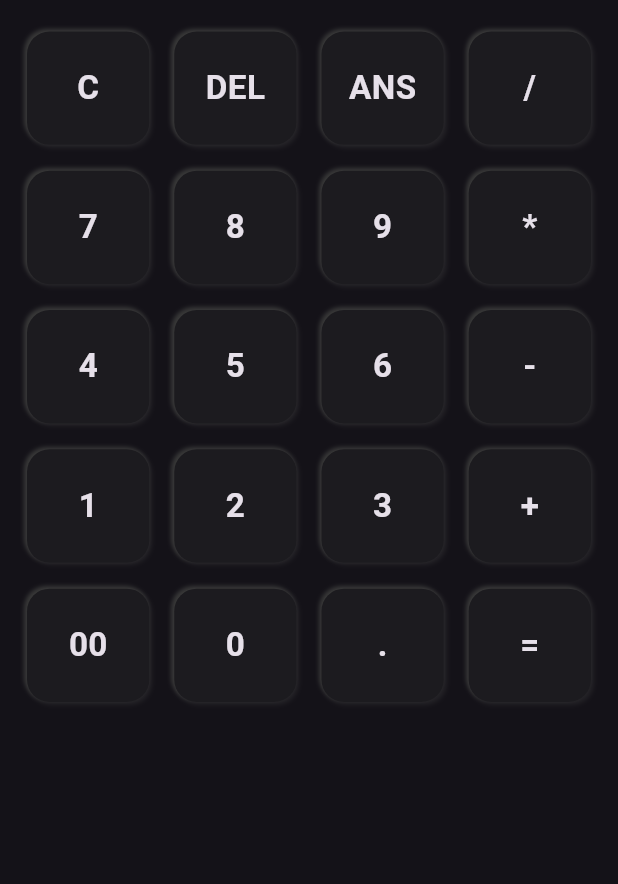
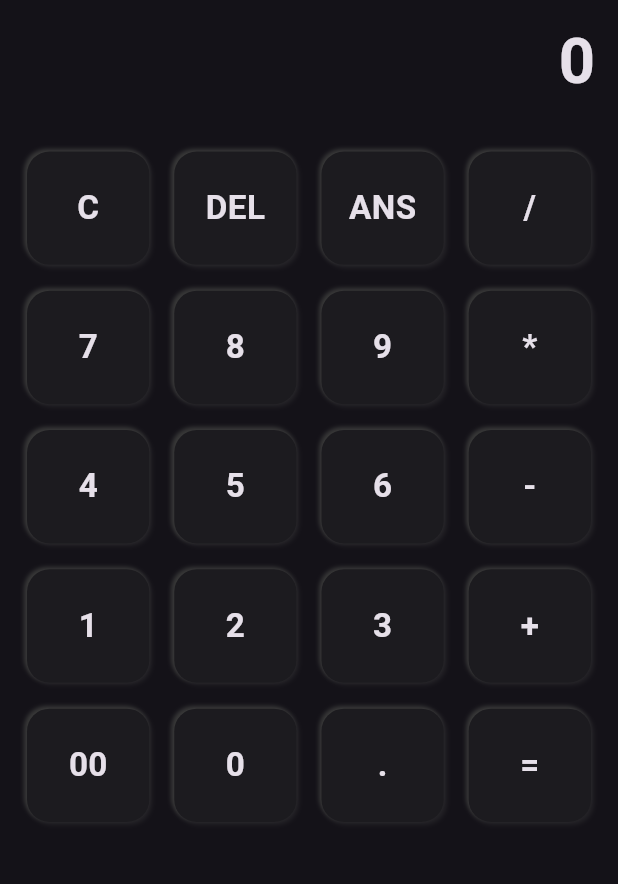
Before and after one commit to MohamdAshiq/Calculator-App, a Flutter app: the screen it shows after launch, on a phone screen of 412 x 824 dp, the part 84-968 px from its top. Run offline on Flutter 3.47's test engine with Material 2 defaults, Android fonts, the phone set to English and light mode, and no system bars; our stand-ins replace flutter_inset_box_shadow, flutter_screenutil.

Commit message:
Answer Text Section Added

```diff
--- a/lib/Screens/home_page.dart
+++ b/lib/Screens/home_page.dart
@@ -1,4 +1,5 @@
 import 'package:calculator_app/Sections/all_buttons_section.dart';
+import 'package:calculator_app/Sections/answer_text_section.dart';
 import 'package:calculator_app/Widgets/appbar_widget.dart';
 import 'package:flutter/material.dart';
 
@@ -9,7 +10,13 @@ class HomePage extends StatelessWidget {
   Widget build(BuildContext context) {
     return const Scaffold(
       appBar: AppBarWidget(),
-      body: AllButtonsSection()
+      body: Column(
+
+        children: [
+          AnswerTextSection(),
+          AllButtonsSection(),
+        ],
+      )
 
     );
   }
--- /dev/null
+++ b/lib/Sections/answer_text_section.dart
@@ -0,0 +1,27 @@
+import 'package:flutter/material.dart';
+import 'package:flutter_screenutil/flutter_screenutil.dart';
+
+class AnswerTextSection extends StatelessWidget {
+  const AnswerTextSection({super.key});
+
+  @override
+  Widget build(BuildContext context) {
+    return Padding(
+      padding: const EdgeInsets.symmetric(
+        horizontal: 15,
+        vertical: 10,
+      ),
+      child: SizedBox(
+        width: double.infinity,
+        child: Text(
+          "0",
+          textAlign: TextAlign.end,
+          style: TextStyle(
+            fontSize: 40.sp,
+            fontWeight: FontWeight.w700,
+          ),
+        ),
+      ),
+    );
+  }
+}
```
